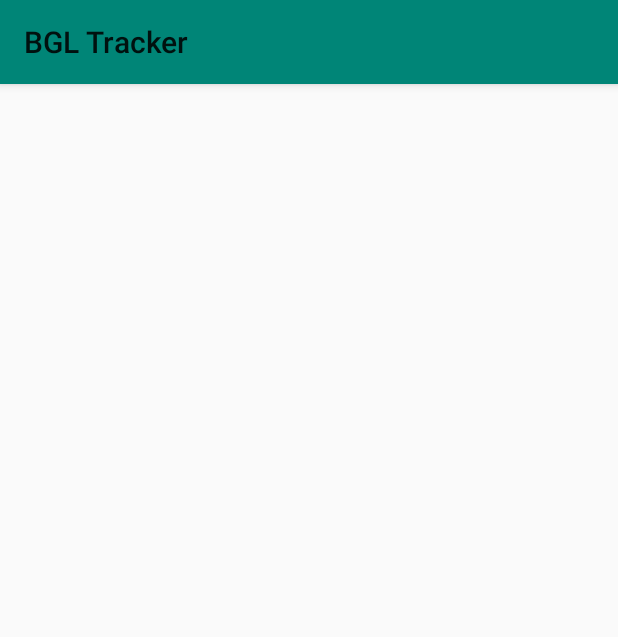
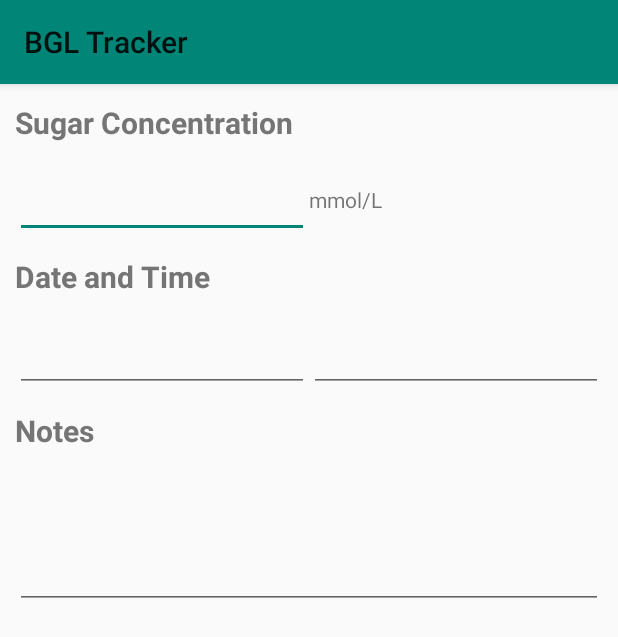
Before and after one commit to Alex-apostolo/BGLTracker, an Android app: the AddGlucoseActivity screen opened directly, with no data from a screen before it, on a phone screen of 412 x 824 dp. Shown: the top 637 px of the screen. Run offline under Robolectric (Android 15) with nearby library versions, the phone set to English and light mode, and no system bars.

Commit message:
Added Glucose entry UI

```diff
--- a/app/src/main/java/com/alexapostolopoulos/bgltracker/MainActivity.java
+++ b/app/src/main/java/com/alexapostolopoulos/bgltracker/MainActivity.java
@@ -40,8 +40,18 @@ public class MainActivity extends AppCompatActivity {
         return true;
     }
 
-    public void createAddInsulinActivity(View v) {
+    public void createInsulinActivity(View v) {
         Intent intent = new Intent(this, AddInsulinActivity.class);
         startActivity(intent);
     }
+
+    public void createGlucoseActivity(View v) {
+        Intent intent = new Intent(this, AddGlucoseActivity.class);
+        startActivity(intent);
+    }
+
+    public void createMedicationActivity(View v) {
+        Intent intent = new Intent(this, AddMedicationActivity.class);
+        startActivity(intent);
+    }
 }
--- a/app/src/main/res/layout/activity_add_glucose.xml
+++ b/app/src/main/res/layout/activity_add_glucose.xml
@@ -1,9 +1,116 @@
 <?xml version="1.0" encoding="utf-8"?>
-<android.support.constraint.ConstraintLayout xmlns:android="http://schemas.android.com/apk/res/android"
+<GridLayout xmlns:android="http://schemas.android.com/apk/res/android"
     xmlns:app="http://schemas.android.com/apk/res-auto"
     xmlns:tools="http://schemas.android.com/tools"
     android:layout_width="match_parent"
-    android:layout_height="match_parent"
+    android:layout_height="350dp"
+    android:columnCount="2"
     tools:context=".AddGlucoseActivity">
 
-</android.support.constraint.ConstraintLayout>
+    <TextView
+        android:id="@+id/textView"
+        android:layout_width="0dp"
+        android:layout_height="0dp"
+        android:layout_rowWeight="1"
+        android:layout_columnSpan="2"
+        android:layout_columnWeight="1"
+        android:layout_marginLeft="10dp"
+        android:layout_marginRight="10dp"
+        android:gravity="center_vertical"
+        android:text="Sugar Concentration"
+        android:textAppearance="@style/CustomTextTitle" />
+
+    <EditText
+        android:id="@+id/editText5"
+        android:layout_width="0dp"
+        android:layout_height="0dp"
+        android:layout_rowWeight="1"
+        android:layout_columnWeight="1"
+        android:layout_marginLeft="10dp"
+        android:ems="10"
+        android:gravity="center_vertical"
+        android:inputType="number"
+        android:textColor="@android:color/black"
+        android:textColorHighlight="@android:color/black"
+        android:textColorLink="@color/colorPrimary" />
+
+    <TextView
+        android:id="@+id/textView2"
+        android:layout_width="0dp"
+        android:layout_height="0dp"
+        android:layout_rowWeight="1"
+        android:layout_columnWeight="1"
+        android:layout_marginRight="10dp"
+        android:gravity="center_vertical"
+        android:text="mmol/L" />
+
+    <TextView
+        android:id="@+id/textView7"
+        android:layout_width="0dp"
+        android:layout_height="0dp"
+        android:layout_rowWeight="1"
+        android:layout_columnSpan="2"
+        android:layout_columnWeight="1"
+        android:layout_marginLeft="10dp"
+        android:layout_marginRight="10dp"
+        android:gravity="center_vertical"
+        android:text="Date and Time"
+        android:textAppearance="@style/CustomTextTitle" />
+
+    <EditText
+        android:id="@+id/editText6"
+        android:layout_width="0dp"
+        android:layout_height="0dp"
+        android:layout_rowWeight="1"
+        android:layout_columnWeight="1"
+        android:layout_marginLeft="10dp"
+        android:ems="10"
+        android:gravity="center_vertical"
+        android:inputType="date"
+        android:textColor="@android:color/black"
+        android:textColorHighlight="@android:color/black"
+        android:textColorLink="@color/colorPrimary" />
+
+    <EditText
+        android:id="@+id/editText7"
+        android:layout_width="0dp"
+        android:layout_height="0dp"
+        android:layout_rowWeight="1"
+        android:layout_columnWeight="1"
+        android:layout_marginRight="10dp"
+        android:ems="10"
+        android:gravity="center_vertical"
+        android:inputType="time"
+        android:textColor="@android:color/black"
+        android:textColorHighlight="@android:color/black"
+        android:textColorLink="@color/colorPrimary" />
+
+    <TextView
+        android:id="@+id/textView8"
+        android:layout_width="0dp"
+        android:layout_height="0dp"
+        android:layout_rowWeight="1"
+        android:layout_columnSpan="2"
+        android:layout_columnWeight="1"
+        android:layout_marginLeft="10dp"
+        android:layout_marginRight="10dp"
+        android:gravity="center_vertical"
+        android:text="Notes"
+        android:textAppearance="@style/CustomTextTitle" />
+
+    <EditText
+        android:id="@+id/editText8"
+        android:layout_width="0dp"
+        android:layout_height="0dp"
+        android:layout_rowWeight="1.8"
+        android:layout_columnSpan="2"
+        android:layout_columnWeight="1"
+        android:layout_marginLeft="10dp"
+        android:layout_marginRight="10dp"
+        android:ems="10"
+        android:gravity="top|left"
+        android:inputType="textMultiLine"
+        android:textColor="@android:color/black"
+        android:textColorHighlight="@android:color/black"
+        android:textColorLink="@color/colorPrimary" />
+</GridLayout>
--- a/app/src/main/res/layout/activity_add_medication.xml
+++ b/app/src/main/res/layout/activity_add_medication.xml
@@ -1,9 +1,39 @@
 <?xml version="1.0" encoding="utf-8"?>
-<android.support.constraint.ConstraintLayout xmlns:android="http://schemas.android.com/apk/res/android"
+<GridLayout xmlns:android="http://schemas.android.com/apk/res/android"
     xmlns:app="http://schemas.android.com/apk/res-auto"
     xmlns:tools="http://schemas.android.com/tools"
     android:layout_width="match_parent"
     android:layout_height="match_parent"
-    tools:context=".AddMedicationActivity">
+    tools:context=".AddMedicationActivity"
+    android:columnCount="2"
+    android:rowCount="2"
+    >
 
-</android.support.constraint.ConstraintLayout>
+    <TextView
+        android:layout_rowWeight="1"
+        android:layout_columnWeight="1"
+        android:background="@color/colorPrimary"
+        android:gravity="center"
+        android:text="Hellloooooo" />
+
+    <TextView
+        android:layout_rowWeight="1"
+        android:layout_columnWeight="1"
+        android:background="@android:color/holo_green_dark"
+        android:gravity="center"
+        android:text="Hellloooooo" />
+
+    <TextView
+        android:layout_rowWeight="1"
+        android:layout_columnWeight="1"
+        android:background="@android:color/holo_orange_dark"
+        android:gravity="center"
+        android:text="Hellloooooo" />
+
+    <TextView
+        android:layout_rowWeight="1"
+        android:layout_columnWeight="1"
+        android:background="@android:color/darker_gray"
+        android:gravity="center"
+        android:text="Hellloooooo" />
+</GridLayout>
--- a/app/src/main/res/layout/activity_main.xml
+++ b/app/src/main/res/layout/activity_main.xml
@@ -58,6 +58,7 @@
             android:id="@+id/fab_menu_medication"
             android:layout_width="wrap_content"
             android:layout_height="wrap_content"
+            android:onClick="createMedicationActivity"
             android:src="@drawable/ic_medication"
             fab:fab_colorNormal="@color/colorPrimary"
             fab:fab_colorPressed="@color/colorPrimary"
@@ -68,17 +69,18 @@
             android:id="@+id/fab_menu_glucose"
             android:layout_width="wrap_content"
             android:layout_height="wrap_content"
+            android:onClick="createGlucoseActivity"
             android:src="@drawable/ic_glucose"
             fab:fab_colorNormal="@color/colorPrimary"
             fab:fab_colorPressed="@color/colorPrimary"
-            fab:fab_label="Glucose"
+            fab:fab_label="Glucose Level"
             fab:fab_size="mini" />
 
         <com.github.clans.fab.FloatingActionButton
             android:id="@+id/fab_menu_insulin"
             android:layout_width="wrap_content"
             android:layout_height="wrap_content"
-            android:onClick="createAddInsulinActivity"
+            android:onClick="createInsulinActivity"
             android:src="@drawable/ic_insulin"
             fab:fab_colorNormal="@color/colorPrimary"
             fab:fab_colorPressed="@color/colorPrimary"
--- a/app/src/main/res/values/colors.xml
+++ b/app/src/main/res/values/colors.xml
@@ -3,4 +3,5 @@
     <color name="colorPrimary">#008577</color>
     <color name="colorPrimaryDark">#00574B</color>
     <color name="colorAccent">#D81B60</color>
+    <color name="colorTitle">#757575</color>
 </resources>
--- a/app/src/main/res/values/styles.xml
+++ b/app/src/main/res/values/styles.xml
@@ -1,13 +1,17 @@
 <resources>
 
-    <!-- Base application theme. -->
     <style name="AppTheme" parent="Theme.AppCompat.Light.NoActionBar"></style>
 
     <style name="CustomTheme" parent="Theme.AppCompat.Light">
-        <!-- Customize your theme here. -->
         <item name="colorPrimary">@color/colorPrimary</item>
         <item name="colorPrimaryDark">@color/colorPrimaryDark</item>
-        <item name="colorAccent">@color/colorAccent</item>
+        <item name="colorAccent">@color/colorPrimary</item>
+    </style>
+
+    <style name="CustomTextTitle" parent="android:TextAppearance.DeviceDefault">
+        <item name="android:textSize">20sp</item>
+        <item name="android:textStyle">bold</item>
+        <item name="android:textColor">@color/colorTitle</item>
     </style>
 
     <style name="AppTheme.NoActionBar">
```
